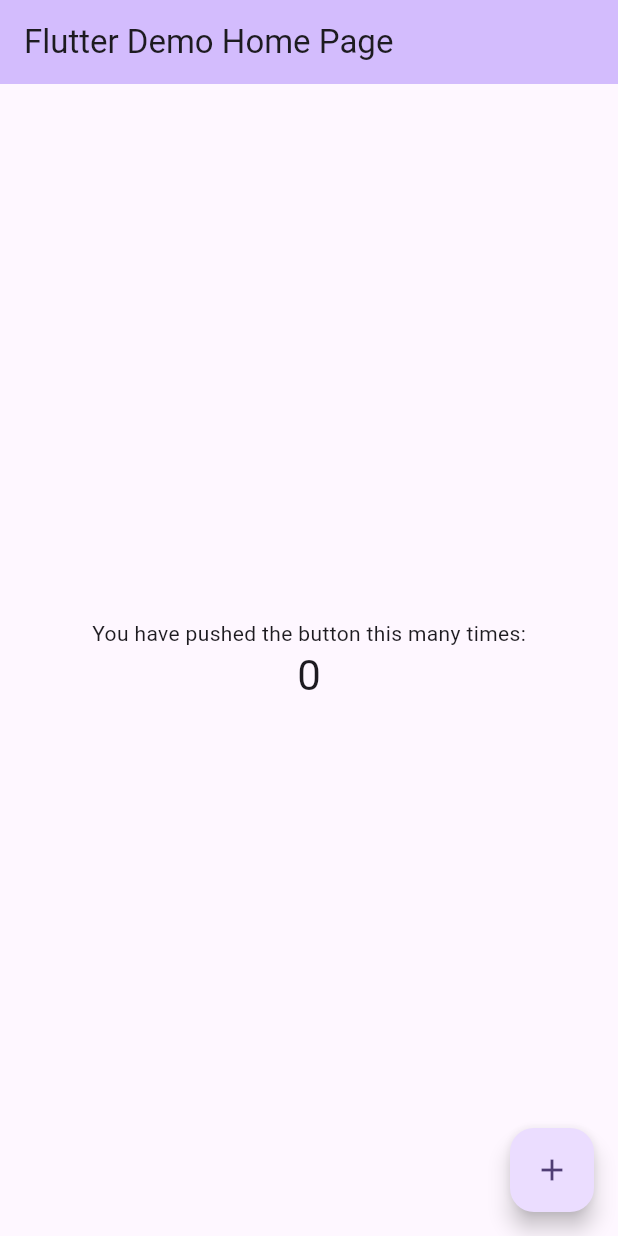
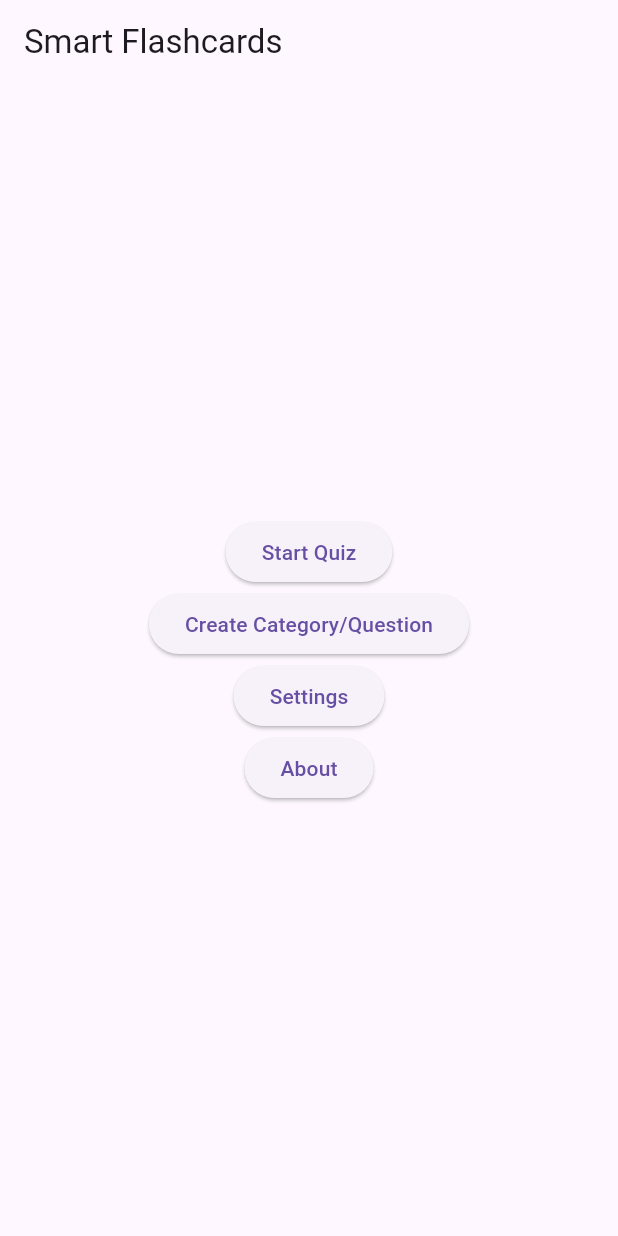
Before and after one commit to MinaNessim80/Smart-Flashcards-App, a Flutter app: the screen it shows after launch, on a phone screen of 412 x 824 dp. Run offline on Flutter 3.47's test engine with Material 3 defaults, Android fonts, the phone set to English and light mode, and no system bars.

Commit message:
Add: create project structur and basice app

```diff
--- /dev/null
+++ b/lib/data/questions_data.dart
@@ -0,0 +1,22 @@
+import '../models/question_model.dart';
+
+final List<Question> questions = [
+  Question(
+    questionText: 'What is the capital of France?',
+    options: ['Paris', 'London', 'Berlin', 'Madrid'],
+    correctAnswerIndex: 0,
+    category: 'Geography',
+  ),
+  Question(
+    questionText: 'What is 2 + 2?',
+    options: ['3', '4', '5', '6'],
+    correctAnswerIndex: 1,
+    category: 'Math',
+  ),
+  Question(
+    questionText: 'Who wrote Hamlet?',
+    options: ['Shakespeare', 'Dickens', 'Tolstoy', 'Hemingway'],
+    correctAnswerIndex: 0,
+    category: 'Literature',
+  ),
+];
--- a/lib/main.dart
+++ b/lib/main.dart
@@ -1,122 +1,37 @@
 import 'package:flutter/material.dart';
+import 'screens/splash_screen.dart';
+import 'screens/home_screen.dart';
+import 'screens/category_screen.dart';
+import 'screens/quiz_screen.dart';
+import 'screens/result_screen.dart';
+import 'screens/settings_screen.dart';
+import 'screens/about_screen.dart';
+import 'screens/add_category_question_screen.dart';
 
 void main() {
-  runApp(const MyApp());
+  runApp(SmartFlashcardsApp());
 }
 
-class MyApp extends StatelessWidget {
-  const MyApp({super.key});
-
-  // This widget is the root of your application.
+class SmartFlashcardsApp extends StatelessWidget {
   @override
   Widget build(BuildContext context) {
     return MaterialApp(
-      title: 'Flutter Demo',
+      title: 'Smart Flashcards',
+      debugShowCheckedModeBanner: false,
       theme: ThemeData(
-        // This is the theme of your application.
-        //
-        // TRY THIS: Try running your application with "flutter run". You'll see
-        // the application has a purple toolbar. Then, without quitting the app,
-        // try changing the seedColor in the colorScheme below to Colors.green
-        // and then invoke "hot reload" (save your changes or press the "hot
-        // reload" button in a Flutter-supported IDE, or press "r" if you used
-        // the command line to start the app).
-        //
-        // Notice that the counter didn't reset back to zero; the application
-        // state is not lost during the reload. To reset the state, use hot
-        // restart instead.
-        //
-        // This works for code too, not just values: Most code changes can be
-        // tested with just a hot reload.
-        colorScheme: ColorScheme.fromSeed(seedColor: Colors.deepPurple),
+        primarySwatch: Colors.blue,
       ),
-      home: const MyHomePage(title: 'Flutter Demo Home Page'),
+      initialRoute: '/',
+      routes: {
+        '/': (context) => SplashScreen(),
+        '/home': (context) => HomeScreen(),
+        '/category': (context) => CategoryScreen(),
+        '/quiz': (context) => QuizScreen(),
+        '/result': (context) => ResultScreen(),
+        '/settings': (context) => SettingsScreen(),
+        '/about': (context) => AboutScreen(),
+        '/add': (context) => AddCategoryQuestionScreen(),
+      },
     );
   }
 }
-
-class MyHomePage extends StatefulWidget {
-  const MyHomePage({super.key, required this.title});
-
-  // This widget is the home page of your application. It is stateful, meaning
-  // that it has a State object (defined below) that contains fields that affect
-  // how it looks.
-
-  // This class is the configuration for the state. It holds the values (in this
-  // case the title) provided by the parent (in this case the App widget) and
-  // used by the build method of the State. Fields in a Widget subclass are
-  // always marked "final".
-
-  final String title;
-
-  @override
-  State<MyHomePage> createState() => _MyHomePageState();
-}
-
-class _MyHomePageState extends State<MyHomePage> {
-  int _counter = 0;
-
-  void _incrementCounter() {
-    setState(() {
-      // This call to setState tells the Flutter framework that something has
-      // changed in this State, which causes it to rerun the build method below
-      // so that the display can reflect the updated values. If we changed
-      // _counter without calling setState(), then the build method would not be
-      // called again, and so nothing would appear to happen.
-      _counter++;
-    });
-  }
-
-  @override
-  Widget build(BuildContext context) {
-    // This method is rerun every time setState is called, for instance as done
-    // by the _incrementCounter method above.
-    //
-    // The Flutter framework has been optimized to make rerunning build methods
-    // fast, so that you can just rebuild anything that needs updating rather
-    // than having to individually change instances of widgets.
-    return Scaffold(
-      appBar: AppBar(
-        // TRY THIS: Try changing the color here to a specific color (to
-        // Colors.amber, perhaps?) and trigger a hot reload to see the AppBar
-        // change color while the other colors stay the same.
-        backgroundColor: Theme.of(context).colorScheme.inversePrimary,
-        // Here we take the value from the MyHomePage object that was created by
-        // the App.build method, and use it to set our appbar title.
-        title: Text(widget.title),
-      ),
-      body: Center(
-        // Center is a layout widget. It takes a single child and positions it
-        // in the middle of the parent.
-        child: Column(
-          // Column is also a layout widget. It takes a list of children and
-          // arranges them vertically. By default, it sizes itself to fit its
-          // children horizontally, and tries to be as tall as its parent.
-          //
-          // Column has various properties to control how it sizes itself and
-          // how it positions its children. Here we use mainAxisAlignment to
-          // center the children vertically; the main axis here is the vertical
-          // axis because Columns are vertical (the cross axis would be
-          // horizontal).
-          //
-          // TRY THIS: Invoke "debug painting" (choose the "Toggle Debug Paint"
-          // action in the IDE, or press "p" in the console), to see the
-          // wireframe for each widget.
-          mainAxisAlignment: MainAxisAlignment.center,
-          children: <Widget>[
-            const Text('You have pushed the button this many times:'),
-            Text(
-              '$_counter',
-              style: Theme.of(context).textTheme.headlineMedium,
-            ),
-          ],
-        ),
-      ),
-      floatingActionButton: FloatingActionButton(
-        onPressed: _incrementCounter,
-        tooltip: 'Increment',
-        child: const Icon(Icons.add),
-      ), // This trailing comma makes auto-formatting nicer for build methods.
-    );
-  }
-}
--- /dev/null
+++ b/lib/models/question_model.dart
@@ -0,0 +1,13 @@
+class Question {
+  final String questionText;
+  final List<String> options;
+  final int correctAnswerIndex;
+  final String category;
+
+  Question({
+    required this.questionText,
+    required this.options,
+    required this.correctAnswerIndex,
+    required this.category,
+  });
+}
--- /dev/null
+++ b/lib/screens/home_screen.dart
@@ -0,0 +1,33 @@
+import 'package:flutter/material.dart';
+
+class HomeScreen extends StatelessWidget {
+  @override
+  Widget build(BuildContext context) {
+    return Scaffold(
+      appBar: AppBar(title: Text('Smart Flashcards')),
+      body: Center(
+        child: Column(
+          mainAxisAlignment: MainAxisAlignment.center,
+          children: [
+            ElevatedButton(
+              onPressed: () => Navigator.pushNamed(context, '/category'),
+              child: Text('Start Quiz'),
+            ),
+            ElevatedButton(
+              onPressed: () => Navigator.pushNamed(context, '/add'),
+              child: Text('Create Category/Question'),
+            ),
+            ElevatedButton(
+              onPressed: () => Navigator.pushNamed(context, '/settings'),
+              child: Text('Settings'),
+            ),
+            ElevatedButton(
+              onPressed: () => Navigator.pushNamed(context, '/about'),
+              child: Text('About'),
+            ),
+          ],
+        ),
+      ),
+    );
+  }
+}
--- /dev/null
+++ b/lib/screens/settings_screen.dart
@@ -0,0 +1,13 @@
+import 'package:flutter/material.dart';
+
+class SettingsScreen extends StatelessWidget {
+  @override
+  Widget build(BuildContext context) {
+    return Scaffold(
+      appBar: AppBar(title: Text('Settings')),
+      body: Center(
+        child: Text('Settings will be available soon!', style: TextStyle(fontSize: 18)),
+      ),
+    );
+  }
+}
```
Also changed, not shown: lib/screens/about_screen.dart (added, +20 -0 lines), lib/screens/add_category_question_screen.dart (added, +99 -0 lines), lib/screens/category_screen.dart (added, +23 -0 lines), lib/screens/quiz_screen.dart (added, +91 -0 lines), lib/screens/result_screen.dart (added, +26 -0 lines), lib/screens/splash_screen.dart (added, +29 -0 lines).
